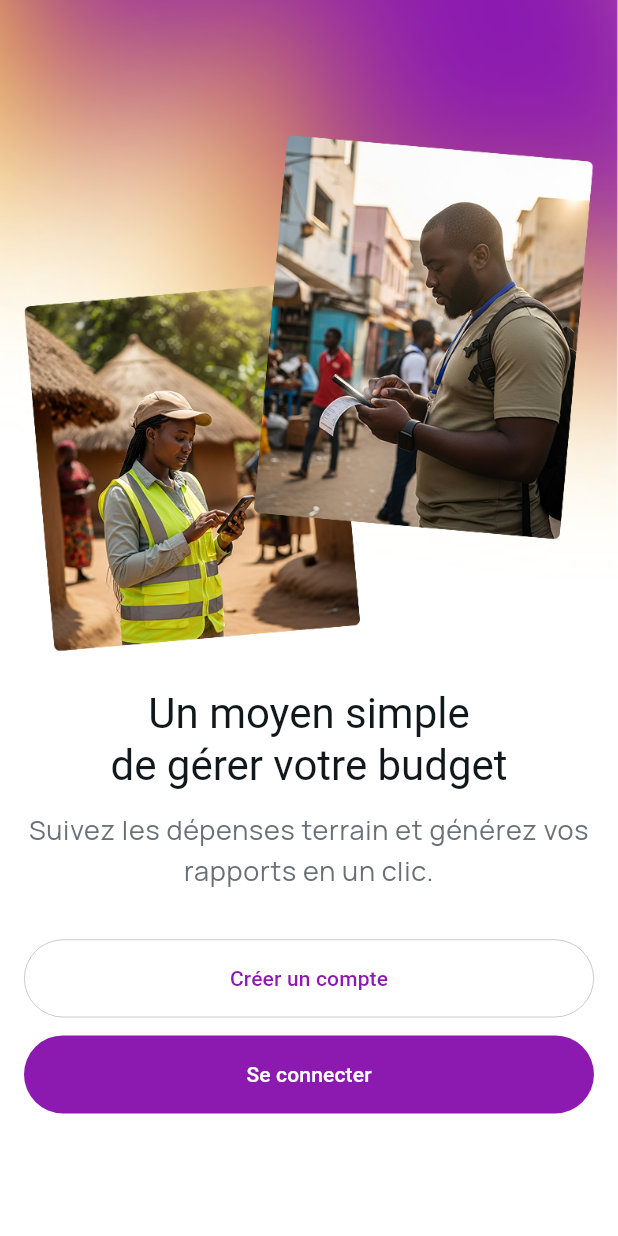
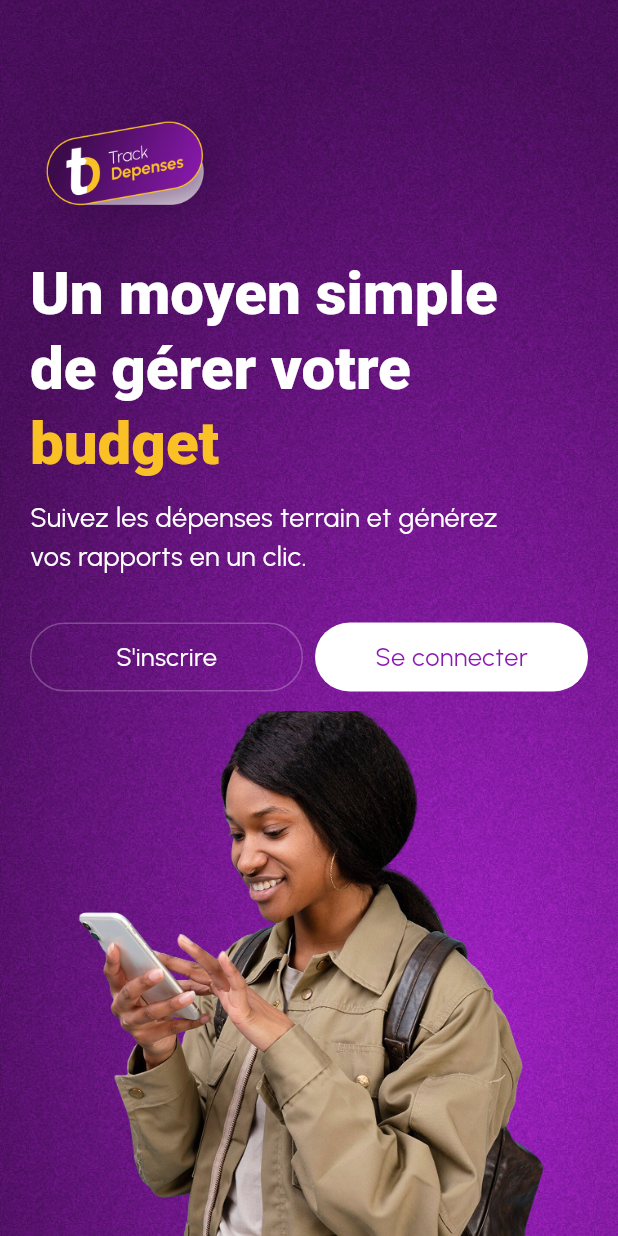
Before and after one commit to mcooldev/TrackDepense, a Flutter app: the screen it shows after launch, on a phone screen of 412 x 824 dp. Run offline on Flutter 3.47's test engine with Material 3 defaults, Android fonts, the phone set to English and light mode, and no system bars; our stand-ins replace app_links, flutter_image_compress, flutter_slidable, flutter_svg, google_fonts, hugeicons and 7 more; missing offline and left inert: pdfx.

Commit message:
Améliorations

```diff
--- a/lib/helpers/themeHelper/theme.dart
+++ b/lib/helpers/themeHelper/theme.dart
@@ -14,7 +14,7 @@ class ThemeHelper {
       onSecondary: Color(0xff441B04),
     ),
     //
-    textTheme: GoogleFonts.manropeTextTheme(
+    textTheme: GoogleFonts.urbanistTextTheme(
       const TextTheme(
         bodyLarge: TextStyle(color: Color(0xff697177)),
         bodyMedium: TextStyle(color: Color(0xff697177)),
@@ -41,7 +41,7 @@ class ThemeHelper {
       onSecondary: Color(0xff441B04),
     ),
     //
-    textTheme: GoogleFonts.manropeTextTheme(
+    textTheme: GoogleFonts.urbanistTextTheme(
       const TextTheme(
         bodyLarge: TextStyle(color: Colors.white70),
         bodyMedium: TextStyle(color: Colors.white60),
--- a/lib/pages/authPages/login.dart
+++ b/lib/pages/authPages/login.dart
@@ -39,7 +39,7 @@ class _LoginState extends State<Login> {
                   "assets/td_launcher_icon.png",
                 ),
               ),
-              const SizedBox(width: 12),
+              const SizedBox(width: 6),
               Text(
                 "Track Dépenses",
                 style: Theme.of(context).textTheme.titleLarge,
--- a/lib/pages/authPages/login_signup.dart
+++ b/lib/pages/authPages/login_signup.dart
@@ -18,105 +18,129 @@ class _LoginSignupState extends State<LoginSignup> {
   ///
   @override
   Widget build(BuildContext context) {
+    //
+    final size = MediaQuery.sizeOf(context);
+    final theme = Theme.of(context);
+    //
     return Consumer2<OnBoardingProvider, LoginProvider>(
       builder: (_, obProv, prov, _) {
         return Scaffold(
           body: Container(
-            padding: const EdgeInsets.fromLTRB(16, 90, 16, 32),
+            height: size.height,
+            width: size.width,
+            padding: const EdgeInsets.fromLTRB(20, 70, 20, 0),
             decoration: const BoxDecoration(
               image: DecorationImage(
                 image: AssetImage("assets/login-signup-bg.png"),
                 fit: BoxFit.cover,
               ),
             ),
-            child: Column(
-              mainAxisAlignment: MainAxisAlignment.start,
-              crossAxisAlignment: CrossAxisAlignment.center,
+            child: Stack(
+              fit: StackFit.loose,
               children: [
-                SizedBox(
-                  width: MediaQuery.sizeOf(context).width,
-                  child: Image.asset(
-                    "assets/login-signup-image.png",
+                Column(
+                  crossAxisAlignment: CrossAxisAlignment.start,
+                  children: [
+                    const SizedBox(
+                      height: 100,
+                      child: Image(
+                        image: AssetImage("assets/logo-td-ob.png"),
                         fit: BoxFit.cover,
                       ),
                     ),
-                const SizedBox(height: 24),
-                Text(
-                  "Un moyen simple\nde gérer votre budget",
-                  style: Theme.of(
-                    context,
-                  ).textTheme.headlineLarge!.copyWith(fontSize: 28),
-                  textAlign: TextAlign.center,
+                    // title
+                    Text.rich(
+                      TextSpan(
+                        text: "Un moyen simple\nde gérer votre",
+                        children: [
+                          TextSpan(
+                            text: " budget",
+                            style: theme.textTheme.headlineLarge!.copyWith(
+                              fontWeight: FontWeight.w900,
+                              color: theme.colorScheme.secondary,
+                              fontSize: 40,
+                            ),
+                          ),
+                        ],
+                      ),
+                      style: theme.textTheme.headlineLarge!.copyWith(
+                        fontWeight: FontWeight.w900,
+                        color: Colors.white,
+                        fontSize: 40,
+                      ),
                     ),
                     const SizedBox(height: 12),
                     Text(
-                  "Suivez les dépenses terrain et générez vos rapports en un clic.",
-                  style: Theme.of(
-                    context,
-                  ).textTheme.bodyLarge!.copyWith(fontSize: 18),
-                  textAlign: TextAlign.center,
+                      "Suivez les dépenses terrain et générez\nvos rapports en un clic.",
+                      style: theme.textTheme.bodyMedium!.copyWith(
+                        color: Colors.white,
+                        fontSize: 18,
                       ),
-                const SizedBox(height: 32),
-
-                /// Sign up && Login buttons
-                Column(
+                    ),
+                    const SizedBox(height: 30),
+                    Row(
+                      mainAxisAlignment: MainAxisAlignment.spaceBetween,
                       children: [
-                    // Signup Button
-                    MaterialButton(
+                        // Sign up button
+                        Expanded(
+                          child: MaterialButton(
                             onPressed: () async {
                               await obProv.setFirstTimeComplete();
                               if (!context.mounted) return;
                               Navigator.pushNamed(context, "/signup");
                             },
-                      color: Theme.of(context).colorScheme.onPrimary,
-                      elevation: 0,
-                      minWidth: double.infinity,
-                      shape: RoundedRectangleBorder(
-                        borderRadius: BorderRadius.circular(90),
-                        side: BorderSide(
-                          width: 0.5,
-                          color: Theme.of(
-                            context,
-                          ).colorScheme.onSurface.withValues(alpha: 0.3),
-                        ),
-                      ),
-                      padding: const EdgeInsets.symmetric(
-                        horizontal: 16,
-                        vertical: 16,
+                            height: 46,
+                            shape: const StadiumBorder(
+                              side: BorderSide(width: 1, color: Colors.white24),
                             ),
                             child: Text(
-                        "Créer un compte",
-                        softWrap: false,
-                        style: TextStyle(
-                          color: Theme.of(context).colorScheme.primary,
+                              "S'inscrire",
+                              style: theme.textTheme.bodyMedium!.copyWith(
+                                fontSize: 17,
+                                color: Colors.white,
                               ),
                             ),
                           ),
-                    const SizedBox(height: 12),
-                    MaterialButton(
+                        ),
+                        const SizedBox(width: 8),
+                        // Login button
+                        Expanded(
+                          child: MaterialButton(
                             onPressed: () async {
                               await obProv.setFirstTimeComplete();
                               if (!context.mounted) return;
                               Navigator.pushNamed(context, "/login");
                             },
-                      color: Theme.of(context).colorScheme.primary,
+                            height: 46,
+                            color: Colors.white,
                             elevation: 0,
-                      minWidth: double.infinity,
-                      shape: RoundedRectangleBorder(
-                        borderRadius: BorderRadius.circular(90),
-                      ),
-                      padding: const EdgeInsets.symmetric(
-                        horizontal: 16,
-                        vertical: 16,
-                      ),
+                            shape: const StadiumBorder(),
                             child: Text(
                               "Se connecter",
-                        style: TextStyle(
-                          color: Theme.of(context).colorScheme.onPrimary,
+                              style: theme.textTheme.bodyMedium!.copyWith(
+                                fontSize: 17,
+                                color: theme.colorScheme.primary,
+                              ),
                             ),
                           ),
                         ),
                       ],
+                    ),
+                  ],
+                ),
+
+                // woman agent image
+                const Positioned(
+                  left: 20,
+                  right: 20,
+                  bottom: 0,
+                  child: SizedBox(
+                    height: 350,
+                    child: Image(
+                      image: AssetImage("assets/woman-agent-image.png"),
+                      fit: BoxFit.cover,
+                    ),
+                  ),
                 ),
               ],
             ),
--- a/lib/pages/authPages/signup.dart
+++ b/lib/pages/authPages/signup.dart
@@ -29,9 +29,11 @@ class _SignupState extends State<Signup> {
               CircleAvatar(
                 radius: 14,
                 backgroundColor: Theme.of(context).colorScheme.surface,
-                backgroundImage: const AssetImage("assets/td_launcher_icon.png"),
+                backgroundImage: const AssetImage(
+                  "assets/td_launcher_icon.png",
+                ),
               ),
-              const SizedBox(width: 12),
+              const SizedBox(width: 6),
               Text(
                 "Track Dépenses",
                 style: Theme.of(context).textTheme.titleLarge,
--- a/lib/pages/support_page.dart
+++ b/lib/pages/support_page.dart
@@ -125,12 +125,10 @@ class _SupportPageState extends State<SupportPage> {
                       const SizedBox(height: 12),
 
                       /// message content text field
-                      SizedBox(
-                        height: 200,
-                        child: TextFormField(
+                      TextFormField(
                         //
                         onTapOutside: (pointer) {
-                            FocusManager.instance.primaryFocus!.unfocus();
+                          FocusManager.instance.primaryFocus?.unfocus();
                         },
                         //
                         controller: prov.messageController,
@@ -140,14 +138,14 @@ class _SupportPageState extends State<SupportPage> {
                         keyboardType: TextInputType.multiline,
                         //
                         validator: (val) {
-                            if (val.toString().isEmpty) {
+                          if (val == null || val.isEmpty) {
                             return "Veuillez décrire votre message";
                           }
                           return null;
                         },
                         //
-                          expands: true,
-                          maxLines: null,
+                        minLines: 5,
+                        maxLines: 8,
                         textAlignVertical: TextAlignVertical.top,
                         textAlign: TextAlign.start,
                         textCapitalization: TextCapitalization.sentences,
@@ -189,7 +187,6 @@ class _SupportPageState extends State<SupportPage> {
                                 ),
                               ),
                             ],
-                            ),
                           ),
                         ),
                       ),
--- a/lib/providers/user_provider.dart
+++ b/lib/providers/user_provider.dart
@@ -91,7 +91,7 @@ class UserProvider with ChangeNotifier {
       //
       final emailToSubmit = Uri(
         scheme: 'mailto',
-        path: 'mcooldev96@gmail.com',
+        path: 'trackdepenses@gmail.com',
         query: queries.entries
             .map(
               (e) =>
@@ -165,10 +165,7 @@ class UserProvider with ChangeNotifier {
             ),
             elevation: 0,
             color: Theme.of(context).colorScheme.surface,
-            child: const Text(
-              "Annuler",
-              style: TextStyle(color: Colors.red),
-            ),
+            child: const Text("Annuler", style: TextStyle(color: Colors.red)),
           ),
           MaterialButton(
             onPressed: () => Navigator.pop(context, true),
--- a/pubspec.yaml
+++ b/pubspec.yaml
@@ -55,7 +55,7 @@ dependencies:
   hugeicons: ^1.1.5
   flutter_image_compress: ^2.4.0
   flutter_launcher_icons: ^0.14.4
-  app_links: ^7.0.0
+  app_links: ^6.4.1
 
 flutter_launcher_icons:
   android: "launcher_icon"
```
Also changed, not shown: assets/login-signup-bg.png, assets/logo-td-ob.png (added), assets/woman-agent-image.png (added), pubspec.lock, 1 other file. Lines whose indentation alone changed are shown as unchanged.
